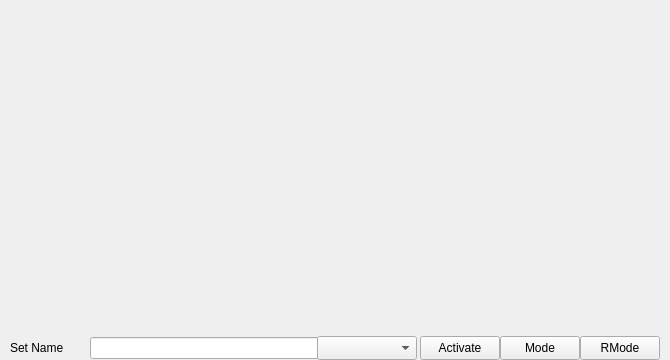
Qt form seq_qt5/forms/qslivegrid.ui (ahlstromcj/seq66) before a commit.
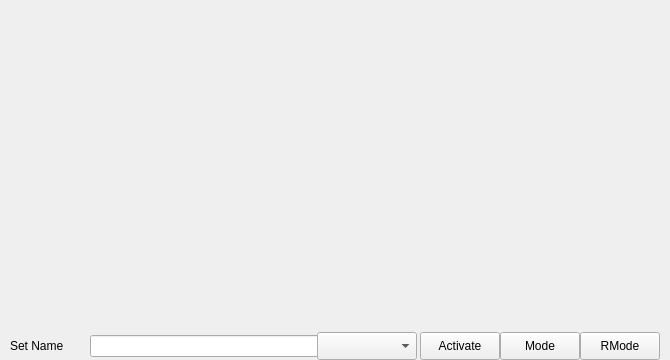
The same form after that commit.

The edit to the form file:
```diff
--- a/seq_qt5/forms/qslivegrid.ui
+++ b/seq_qt5/forms/qslivegrid.ui
@@ -96,13 +96,13 @@
        <property name="minimumSize">
         <size>
          <width>80</width>
-         <height>24</height>
+         <height>28</height>
         </size>
        </property>
        <property name="maximumSize">
         <size>
          <width>16777215</width>
-         <height>24</height>
+         <height>28</height>
         </size>
        </property>
        <property name="text">
@@ -125,13 +125,13 @@
        <property name="minimumSize">
         <size>
          <width>32</width>
-         <height>24</height>
+         <height>28</height>
         </size>
        </property>
        <property name="maximumSize">
         <size>
          <width>800</width>
-         <height>24</height>
+         <height>28</height>
         </size>
        </property>
        <property name="text">
@@ -144,7 +144,7 @@
        <property name="minimumSize">
         <size>
          <width>100</width>
-         <height>24</height>
+         <height>28</height>
         </size>
        </property>
        <property name="maximumSize">
@@ -182,7 +182,7 @@
        <property name="minimumSize">
         <size>
          <width>80</width>
-         <height>24</height>
+         <height>28</height>
         </size>
        </property>
        <property name="maximumSize">
@@ -201,7 +201,7 @@
        <property name="minimumSize">
         <size>
          <width>80</width>
-         <height>24</height>
+         <height>28</height>
         </size>
        </property>
        <property name="maximumSize">
@@ -220,7 +220,7 @@
        <property name="minimumSize">
         <size>
          <width>80</width>
-         <height>24</height>
+         <height>28</height>
         </size>
        </property>
        <property name="maximumSize">
```
